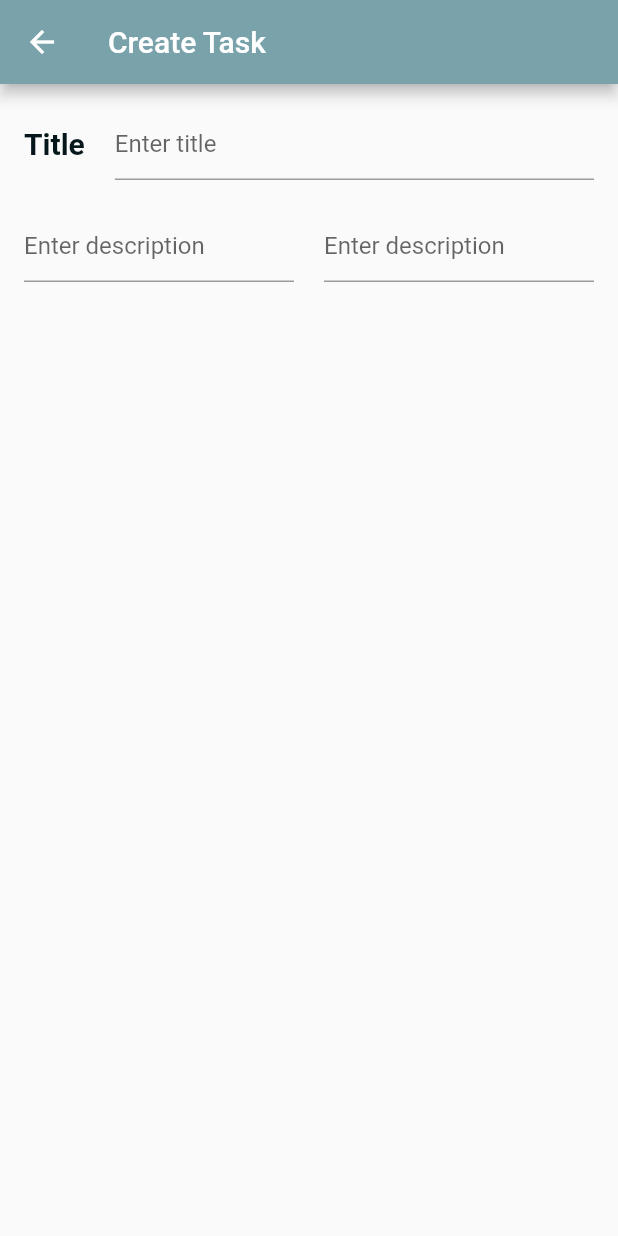
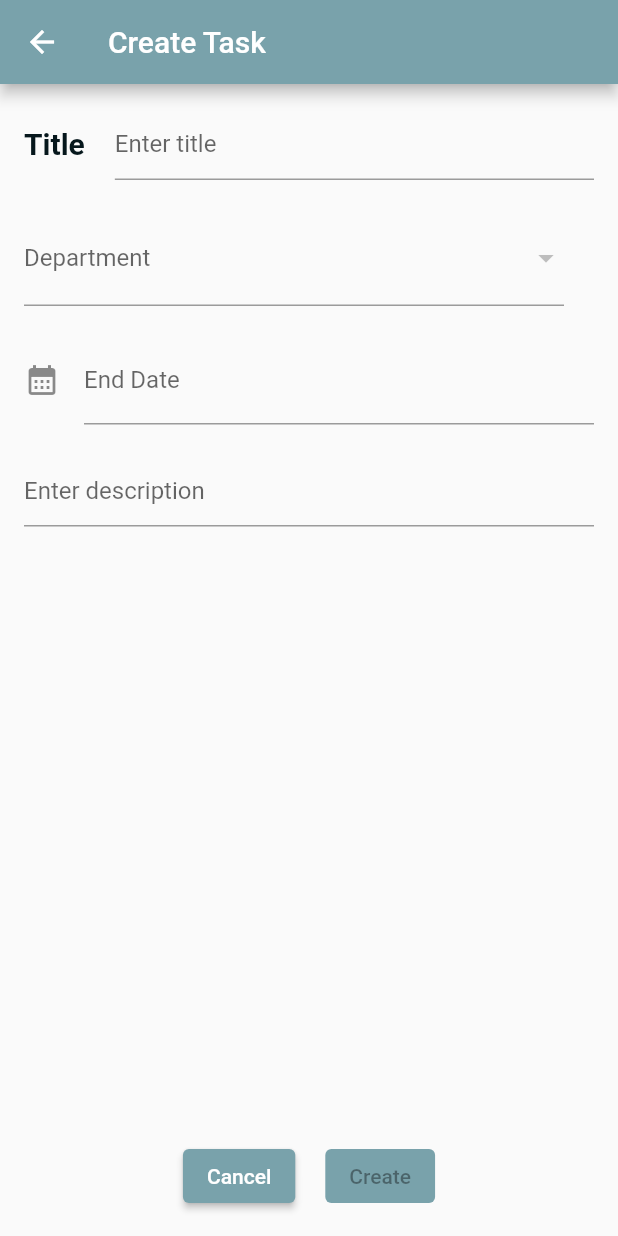
Before and after one commit to tin12q/qlcv, a Flutter app: the TaskCreateRoute screen opened directly, on a phone screen of 412 x 824 dp. Run offline on Flutter 3.47's test engine with Material 2 defaults, Android fonts, the light colour scheme and no system bars; our stand-ins replace cloud_firestore, firebase_auth, firebase_core, fl_chart, google_nav_bar; missing offline and left inert: clean_calendar; accounts and stored records are empty; generated files the repository leaves out were written again.

Commit message:
Update Create Task

```diff
--- a/lib/home_page.dart
+++ b/lib/home_page.dart
@@ -40,7 +40,7 @@ class _HomePageState extends State<HomePage> {
       DBHelper.initMap();
       DBHelper.updateTaskEMP();
       //await DBHelper.updateDep();
-      DBHelper.updateDepEMP();
+      //DBHelper.updateDepEMP();
 
       setState(() {
         _dataLoaded = true;
--- a/lib/model/db_helper.dart
+++ b/lib/model/db_helper.dart
@@ -15,6 +15,7 @@ class DBHelper {
   static List<Employee> employees = [];
   static List<Dep> deps = [];
   static var empMap = {};
+  static var depMap = {};
   static Future<void> getEmp() async {
     try {
       var db = FirebaseFirestore.instance;
@@ -273,7 +274,8 @@ class DBHelper {
   }
 
   static void initMap() {
-    empMap = Map.fromIterable(employees, key: (e) => e.id, value: (e) => e);
+    empMap = {for (var e in employees) e.id: e};
+    depMap = {for (var d in deps) d.name: d.emp};
   }
 
   static reset() {
--- a/lib/route/task_create.dart
+++ b/lib/route/task_create.dart
@@ -1,5 +1,13 @@
+import 'dart:io';
+
+import 'package:flutter/cupertino.dart';
 import 'package:flutter/material.dart';
 import 'package:qlcv/model/color_picker.dart';
+import 'package:qlcv/model/dep.dart';
+
+import '../model/db_helper.dart';
+import 'package:intl/intl.dart';
+import 'package:qlcv/model/task.dart';
 
 class TaskCreateRoute extends StatefulWidget {
   @override
@@ -8,7 +16,15 @@ class TaskCreateRoute extends StatefulWidget {
 
 class _TaskCreateRouteState extends State<TaskCreateRoute> {
   //text controller
+  TextEditingController dateinput = TextEditingController();
+  String depName = "";
+  @override
+  void initState() {
+    dateinput.text = ""; //set the initial value of text field
+    super.initState();
+  }
 
+  //TODO: create controller for each text field
   @override
   Widget build(BuildContext context) {
     // TODO: page to create a new task
@@ -47,20 +63,99 @@ class _TaskCreateRouteState extends State<TaskCreateRoute> {
               Row(
                 children: [
                   Expanded(
-                    child: TextField(
+                    //create a dropdown button  from the list of departments from DBHelper.deps
+                    child: DropdownButtonFormField<Dep>(
                       decoration: const InputDecoration(
-                        hintText: 'Enter description',
+                        labelText: 'Department',
                       ),
+                      items: DBHelper.deps
+                          .map(
+                            (dep) => DropdownMenuItem<Dep>(
+                              value: dep,
+                              child: Text(dep.name),
+                            ),
+                          )
+                          .toList(),
+                      onChanged: (value) {
+                        //TODO: set the value of the department
+                        setState(() {
+                          depName = value!.name;
+                        });
+                      },
                     ),
                   ),
                   const SizedBox(width: 20),
-                  Expanded(
-                    child: TextField(
-                      decoration: const InputDecoration(
-                        hintText: 'Enter description',
-                      ),
-                    ),
-                  ),
+                ],
+              ),
+              const SizedBox(height: 20),
+              TextField(
+                controller: dateinput, //editing controller of this TextField
+                decoration: InputDecoration(
+                  icon: Icon((Platform.isIOS)
+                      ? CupertinoIcons.calendar_badge_plus
+                      : Icons.calendar_month), //icon of text field
+                  labelText: "End Date", //label text of field
+                ),
+                readOnly:
+                    true, //set it true, so that user will not able to edit text
+                onTap: () async {
+                  DateTime? pickedDate = await showDatePicker(
+                      builder: (context, child) => Theme(
+                            data: ThemeData.light().copyWith(
+                              colorScheme: ColorScheme.light(
+                                primary: ColorPicker.accent,
+                              ),
+                            ),
+                            child: child!,
+                          ),
+                      context: context,
+                      initialDate: DateTime.now(),
+                      firstDate: DateTime(
+                          2023), //DateTime.now() - not to allow to choose before today.
+                      lastDate: DateTime(2025));
+
+                  if (pickedDate != null) {
+                    //print(pickedDate); //pickedDate output format => 2021-03-10 00:00:00.000
+                    String formattedDate =
+                        DateFormat('yyyy-MM-dd').format(pickedDate);
+                    //print(formattedDate);
+
+                    setState(() {
+                      dateinput.text =
+                          formattedDate; //set output date to TextField value.
+                    });
+                  } else {
+                    print("Date is not selected");
+                  }
+                },
+              ),
+              const SizedBox(height: 20),
+              Expanded(
+                  child: TextField(
+                decoration: const InputDecoration(
+                  hintText: 'Enter description',
+                ),
+                maxLines: null,
+              )),
+              const SizedBox(height: 20),
+              Row(
+                mainAxisAlignment: MainAxisAlignment.center,
+                children: [
+                  ElevatedButton(
+                      onPressed: _back,
+                      child: Text('Cancel'),
+                      style: ButtonStyle(
+                        backgroundColor: MaterialStateProperty.all<Color>(
+                            ColorPicker.accent),
+                      )),
+                  const SizedBox(width: 20),
+                  ElevatedButton(
+                      onPressed: null,
+                      child: Text('Create'),
+                      style: ButtonStyle(
+                        backgroundColor: MaterialStateProperty.all<Color>(
+                            ColorPicker.accent),
+                      )),
                 ],
               ),
             ],
@@ -69,4 +164,14 @@ class _TaskCreateRouteState extends State<TaskCreateRoute> {
       ),
     );
   }
+
+  void _back() {
+    Navigator.pop(context);
+  }
+
+  void _createTask() async {
+    try {} catch (e) {
+      print(e);
+    }
+  }
 }
--- a/pubspec.yaml
+++ b/pubspec.yaml
@@ -41,6 +41,7 @@ dependencies:
   fl_chart: ^0.61.0
   firebase_auth: ^4.2.9
   provider: ^6.0.5
+  intl: ^0.17.0
 dev_dependencies:
   flutter_test:
     sdk: flutter
```
Also changed, not shown: pubspec.lock.
